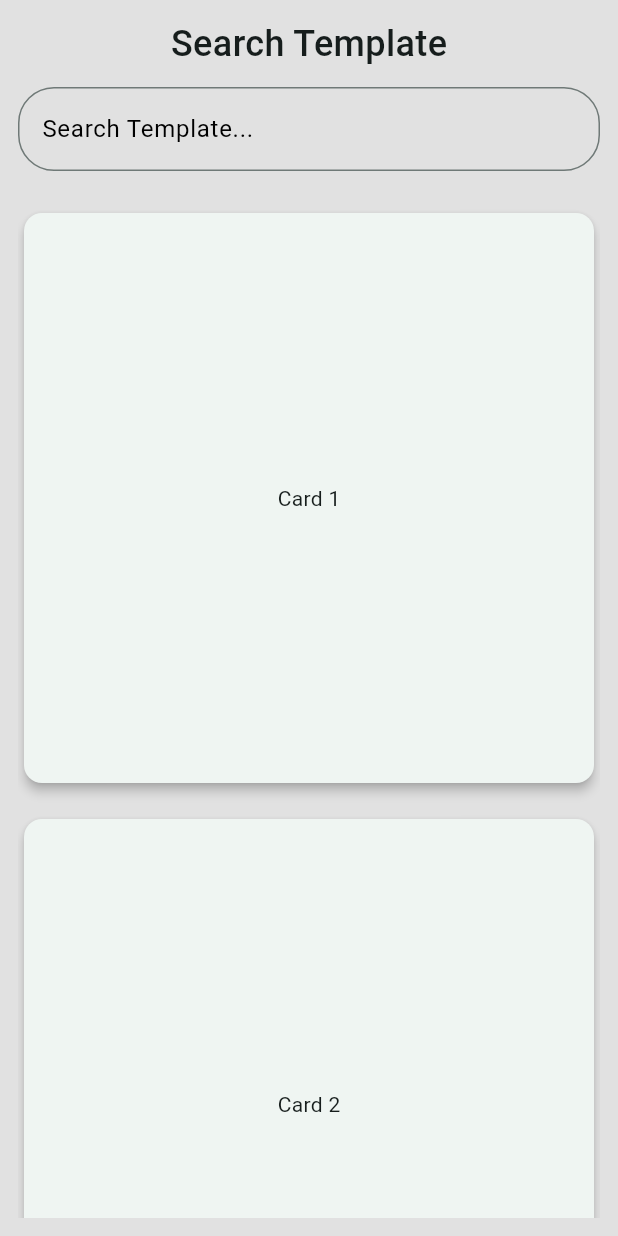
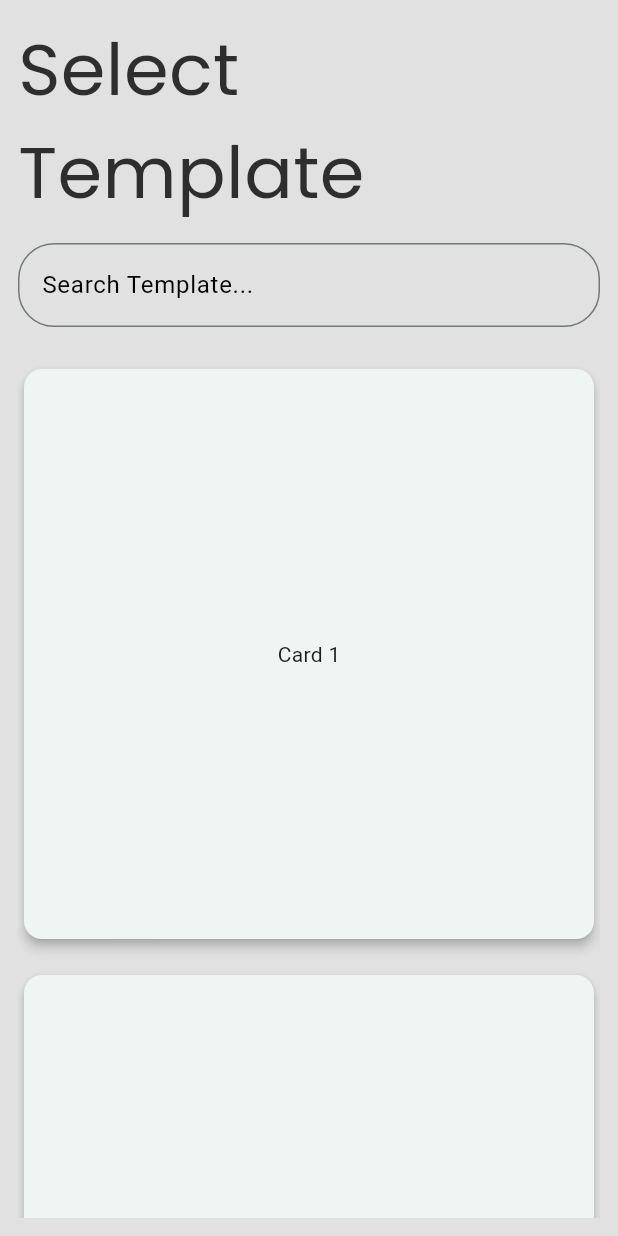
Before and after one commit to stanleywijayaa/PDF-Handler, a Flutter app: the SearchTemplate screen opened directly, on a phone screen of 412 x 824 dp. Run offline on Flutter 3.47's test engine with Material 3 defaults, Android fonts, the phone set to English and light mode, and no system bars; our stand-ins replace flutter_dotenv, google_fonts.

Commit message:
Added GoogleFonts package

```diff
--- a/lib/pages/search_template.dart
+++ b/lib/pages/search_template.dart
@@ -1,4 +1,5 @@
 import 'package:flutter/material.dart';
+import 'package:google_fonts/google_fonts.dart';
 
 class SearchTemplate extends StatefulWidget {
   const SearchTemplate({super.key});
@@ -24,11 +25,11 @@ class _SearchTemplateState extends State<SearchTemplate> {
                 mainAxisAlignment: MainAxisAlignment.start,
                 children: [
                   Text(
-                    'Search Template',
-                    style: TextStyle(
-                      fontSize: 24,
-                      fontFamily: 'Poppins',
-                      fontWeight: FontWeight.w500,
+                    'Select Template',
+                    style: GoogleFonts.poppins(
+                      fontSize: 48,
+                      fontWeight: FontWeight.w400,
+                      color: const Color.fromARGB(255, 46, 46, 46),
                     ),
                   ),
                   SizedBox(height: 12),
@@ -72,7 +73,7 @@ class _SearchTemplateState extends State<SearchTemplate> {
                         shrinkWrap:
                             true, // 👈 makes grid take only as much space as needed
                         physics:
-                            NeverScrollableScrollPhysics(), // 👈 prevent nested scroll conflict
+                            ClampingScrollPhysics(), // 👈 prevent nested scroll conflict
                         children: List.generate(10, (index) {
                           return Card(
                             elevation: 3,
--- a/pubspec.yaml
+++ b/pubspec.yaml
@@ -35,6 +35,7 @@ dependencies:
   # Use with the CupertinoIcons class for iOS style icons.
   cupertino_icons: ^1.0.8
   flutter_dotenv: ^6.0.0
+  google_fonts: ^6.3.2
 
 dev_dependencies:
   flutter_test:
```
Also changed, not shown: pubspec.lock, 1 other file.
